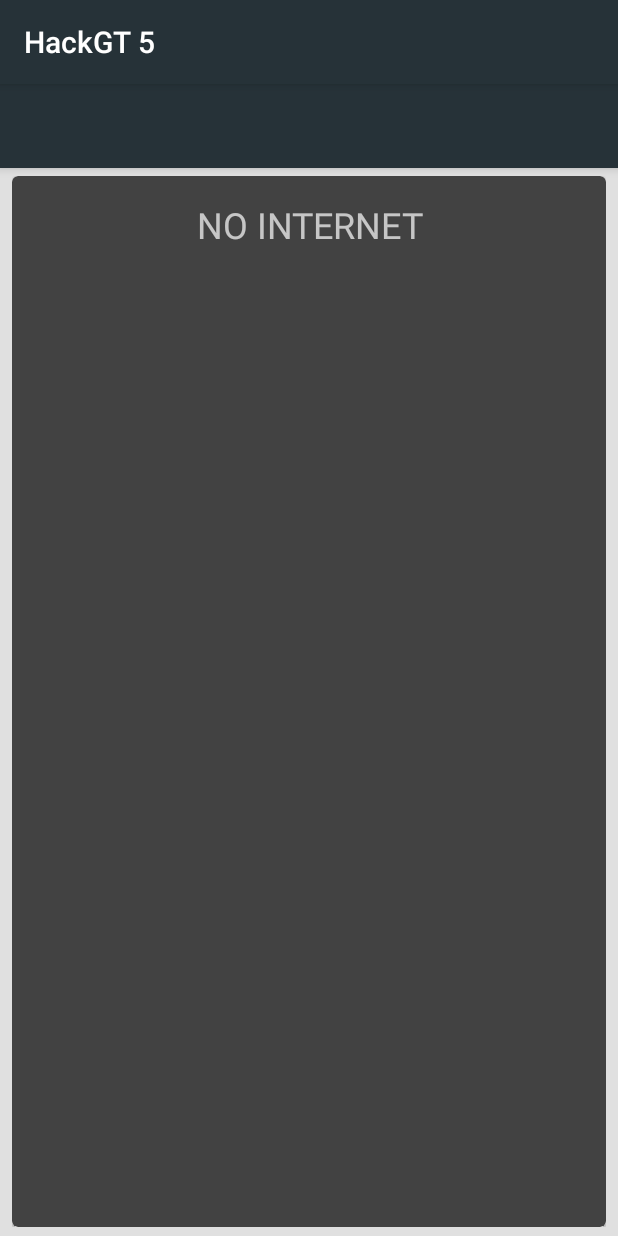
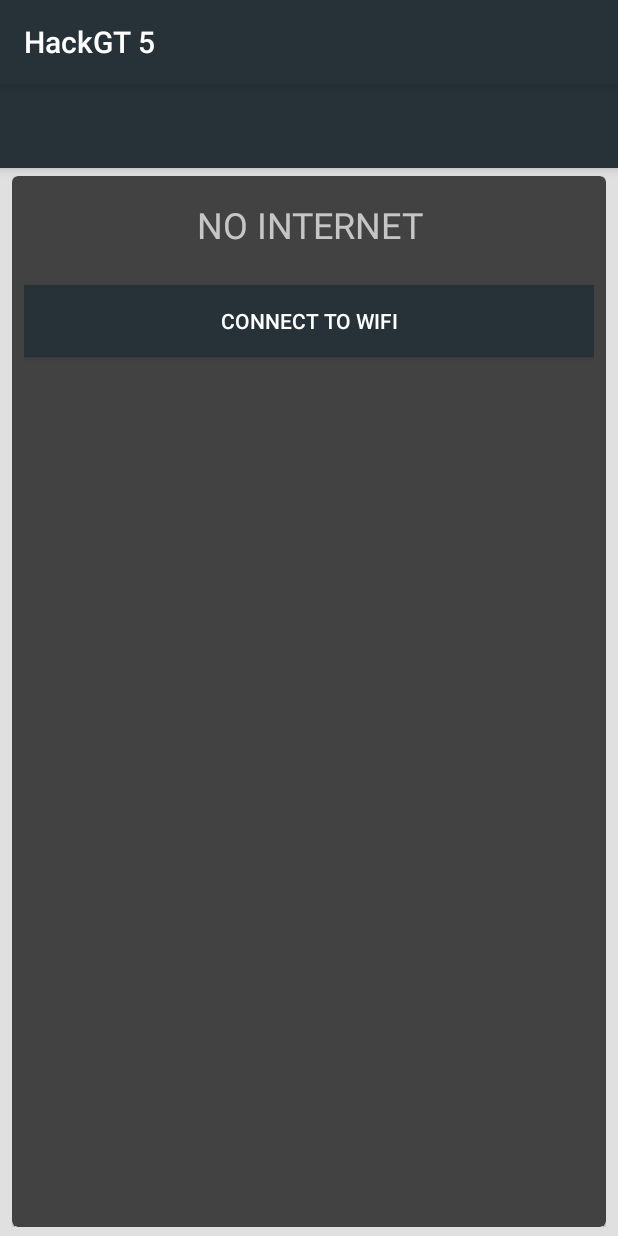
Before and after one commit to HackGT/Checkin-Android, an Android app: the fragment ConnectivityFragment placed in its activity, on a phone screen of 412 x 824 dp. Run offline under Robolectric (Android 15) with nearby library versions, the phone set to English and light mode, and no system bars; libraries missing offline, so code that uses them is left out: com.apollographql.apollo, com.mikepenz.google_material_typeface_library, com.mikepenz.iconics, com.mikepenz.materialdrawer; 21 statements that could not run were skipped.

Commit message:
start connectivity listeners

```diff
--- a/app/src/main/java/gt/hack/nfc/MainActivity.java
+++ b/app/src/main/java/gt/hack/nfc/MainActivity.java
@@ -79,6 +79,22 @@ public class MainActivity extends AppCompatActivity {
         }
         public String getTitle() {
             return title;
+        }
+    }
+
+    @Override
+    protected void onResume() {
+        super.onResume();
+
+        switch (Util.networkState) {
+            case CONNECTED:
+                switchToFragment(new CheckinFragment());
+                Util.networkState = NetworkStateReceiver.NetworkState.NO_CHANGE;
+            case DISCONNECTED:
+                switchToFragment(new ConnectivityFragment());
+                Util.networkState = NetworkStateReceiver.NetworkState.NO_CHANGE;
+                default:
+                    return;
         }
     }
 
--- a/app/src/main/java/gt/hack/nfc/fragment/ConnectivityFragment.kt
+++ b/app/src/main/java/gt/hack/nfc/fragment/ConnectivityFragment.kt
@@ -5,15 +5,21 @@ import android.support.v4.app.Fragment
 import android.view.LayoutInflater
 import android.view.View
 import android.view.ViewGroup
+import gt.hack.nfc.util.NetworkStateReceiver
+import android.content.Intent
+import android.provider.Settings
+import android.widget.Button
 import gt.hack.nfc.R
-import gt.hack.nfc.util.NetworkStateReceiver
+import gt.hack.nfc.util.Util
+import kotlinx.android.synthetic.main.fragment_connectivity.*
 
-class ConnectivityFragment : Fragment(), NetworkStateReceiver.NetworkStateReceiverListener {
 
-    override fun onCreate(savedInstanceState: Bundle?) {
-        super.onCreate(savedInstanceState)
+class ConnectivityFragment : Fragment(), NetworkStateReceiver.NetworkStateReceiverListener, View.OnClickListener {
 
-        // TODO: hide/unhide menu bar?
+    override fun onResume() {
+        super.onResume()
+
+        connect_button.setOnClickListener(this)
     }
 
     override fun onCreateView(inflater: LayoutInflater, container: ViewGroup?, savedInstanceState: Bundle?): View? {
@@ -21,11 +27,30 @@ class ConnectivityFragment : Fragment(), NetworkStateReceiver.NetworkStateReceiv
     }
 
     override fun networkAvailable() {
-        fragmentManager?.beginTransaction()?.replace(R.id.content_frame, CheckinFragment())?.commit()
+        val transaction = fragmentManager?.beginTransaction()?.replace(R.id.content_frame, CheckinFragment())
+
+        if (transaction == null) {
+            Util.networkState = NetworkStateReceiver.NetworkState.CONNECTED
+        } else {
+            transaction.commit()
+        }
     }
 
     override fun networkUnavailable() {
-        fragmentManager?.beginTransaction()?.replace(R.id.content_frame, this)?.commit()
+        val transaction = fragmentManager?.beginTransaction()?.replace(R.id.content_frame, this)
+
+        if (transaction == null) {
+            Util.networkState = NetworkStateReceiver.NetworkState.DISCONNECTED
+        } else {
+            transaction.commit()
+        }
+    }
+
+    override fun onClick(v: View?) {
+        if (v is Button && v.id == R.id.connect_button) {
+            val settingsIntent = Intent(Settings.ACTION_WIFI_SETTINGS)
+            activity?.startActivityForResult(settingsIntent, 9003)
+        }
     }
 
 }
--- a/app/src/main/java/gt/hack/nfc/util/NetworkStateReceiver.kt
+++ b/app/src/main/java/gt/hack/nfc/util/NetworkStateReceiver.kt
@@ -6,7 +6,10 @@ import android.content.Intent
 import android.content.BroadcastReceiver
 import android.content.Context
 
-
+/**
+ * Keep track of when network becomes available/unavailable
+ * // https://stackoverflow.com/questions/6169059/android-event-for-internet-connectivity-state-change
+ */
 class NetworkStateReceiver : BroadcastReceiver() {
 
     protected var listeners: MutableSet<NetworkStateReceiverListener> = HashSet()
@@ -60,4 +63,11 @@ class NetworkStateReceiver : BroadcastReceiver() {
         fun networkAvailable()
         fun networkUnavailable()
     }
+
+    public enum class NetworkState {
+        NO_CHANGE,
+        CONNECTED,
+        DISCONNECTED
+    }
+
 }
--- a/app/src/main/java/gt/hack/nfc/util/Util.java
+++ b/app/src/main/java/gt/hack/nfc/util/Util.java
@@ -23,6 +23,7 @@ public class Util {
     public static final String DEFAULT_SERVER = "https://checkin.hack.gt";
     // Whether to make the tag read-only by default in production
     public static boolean nfcLockEnabled = true;
+    public static NetworkStateReceiver.NetworkState networkState = NetworkStateReceiver.NetworkState.NO_CHANGE;
 
     public static String getValueOfQuestion(List<UserFragment.Question> questions, String name) {
         for (UserFragment.Question q : questions) {
--- a/app/src/main/res/layout/fragment_connectivity.xml
+++ b/app/src/main/res/layout/fragment_connectivity.xml
@@ -36,6 +36,18 @@
                 android:text="NO INTERNET"
                 android:textSize="24sp"
                 android:textAlignment="center"/>
+
+            <android.support.v7.widget.AppCompatButton
+                android:id="@+id/connect_button"
+                android:layout_width="fill_parent"
+                android:layout_height="wrap_content"
+                android:layout_marginTop="16dp"
+                android:layout_marginBottom="24dp"
+                android:textColor="@color/white"
+                android:background="@color/primaryColor"
+                android:padding="12dp"
+                android:text="Connect to Wifi" />
+
         </LinearLayout>
     </android.support.v7.widget.CardView>
 </LinearLayout>
```
